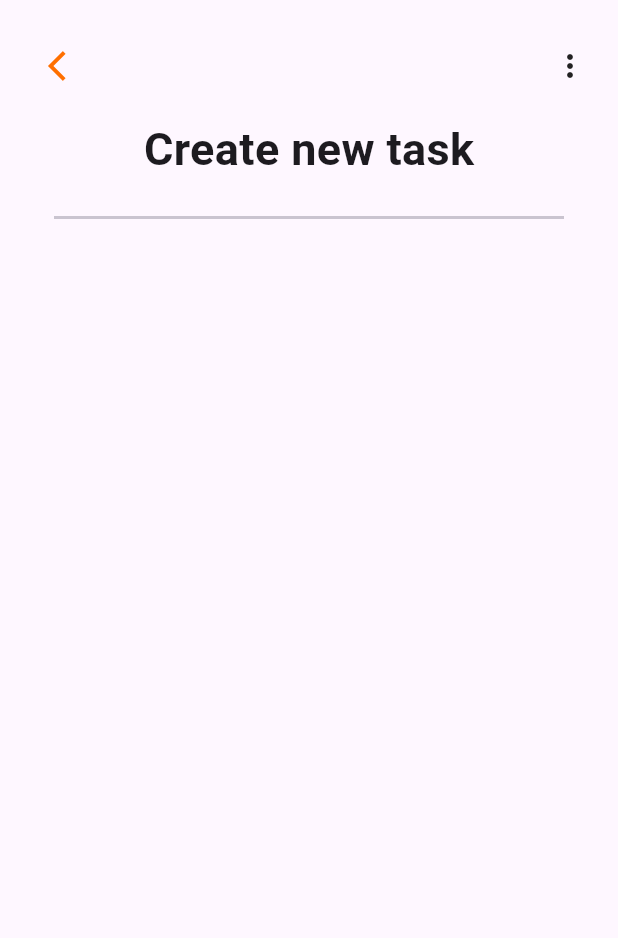
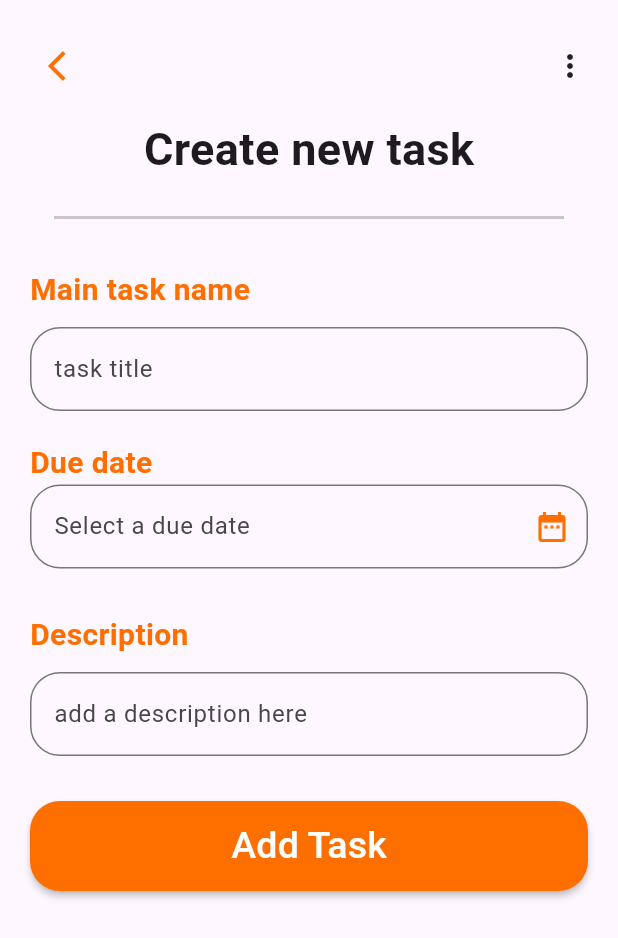
Before and after one commit to Yihun-Alemayehu/gdsc_study_session_g7, a Flutter app: the CreateTaskPage screen opened by its route, on a phone screen of 412 x 824 dp. Shown: the top 938 px of the screen. Run offline on Flutter 3.47's test engine with Material 3 defaults, Android fonts, the light colour scheme and no system bars; drawn by our look-alikes of flutter_form_builder; our stand-ins replace animated_text_kit, get, lottie, salomon_bottom_bar.

Commit message:
add task UI change by form_Builder

```diff
--- a/todo_ui/lib/Presentation/Screen/task_add.dart
+++ b/todo_ui/lib/Presentation/Screen/task_add.dart
@@ -1,14 +1,21 @@
 import 'package:flutter/material.dart';
+import 'package:flutter_form_builder/flutter_form_builder.dart';
+import 'package:intl/intl.dart';
 
 class CreateTaskPage extends StatelessWidget {
   CreateTaskPage({super.key});
 
-  final TextEditingController _controller =  TextEditingController();
+  final TextEditingController _titleController = TextEditingController();
+  final TextEditingController _dueDateController = TextEditingController();
+  final TextEditingController _descriptionController = TextEditingController();
 
   @override
   Widget build(BuildContext context) {
+    final _formKey = GlobalKey<FormBuilderState>();
+
     return Scaffold(
       body: SafeArea(
+        child: SingleChildScrollView(
           child: Container(
             margin: const EdgeInsets.all(20),
             child: Column(
@@ -52,135 +59,106 @@ class CreateTaskPage extends StatelessWidget {
                   height: 10,
                 ),
 
-              // //Task name title
-              // Text(
-              //   'Main task name',
-              //   style: TextStyle(
-              //     color: Colors.amber[900],
-              //     fontSize: 20,
-              //     fontWeight: FontWeight.w600,
-              //   ),
-              // ),
+                FormBuilder(
+                  key: _formKey,
+                  child: Column(
+                    crossAxisAlignment: CrossAxisAlignment.start,
+                    children: [
+                      Text(
+                        'Main task name',
+                        style: TextStyle(
+                          color: Colors.amber[900],
+                          fontSize: 20,
+                          fontWeight: FontWeight.w600,
+                        ),
+                      ),
+                      const SizedBox(
+                        height: 10,
+                      ),
+                      FormBuilderTextField(
+                        name: 'main task name',
+                        controller: _titleController,
+                        decoration: InputDecoration(
+                            hintText: 'task title',
+                            border: OutlineInputBorder(
+                              borderRadius: BorderRadius.circular(20),
+                            )),
+                      ),
+                      const SizedBox(
+                        height: 20,
+                      ),
+                      Text(
+                        'Due date',
+                        style: TextStyle(
+                          color: Colors.amber[900],
+                          fontSize: 20,
+                          fontWeight: FontWeight.w600,
+                        ),
+                      ),
+                      FormBuilderDateTimePicker(
+                        controller: _dueDateController,
+                        name: 'due date',
+                        decoration: InputDecoration(
+                            hintText: 'Select a due date',
+                            suffixIcon: Icon(
+                              Icons.date_range,
+                              color: Colors.amber[900],
+                            ),
+                            border: OutlineInputBorder(
+                              borderRadius: BorderRadius.circular(20),
+                            )),
+                        format: DateFormat.yMMMMd('en_US'),
+                      ),
+                      const SizedBox(
+                        height: 30,
+                      ),
 
-              // //Task name card
-              // Card(
-              //   shape: RoundedRectangleBorder(
-              //     borderRadius: BorderRadius.circular(20),
-              //   ),
-              //   margin: const EdgeInsets.all(16),
-              //   child:  Padding(
-              //     padding: const EdgeInsets.fromLTRB(20, 16, 110, 16),
-              //     child: TextField(
-              //       controller: _controller,
-
-              //     ),
-              //   ),
-              // ),
-              // const SizedBox(
-              //   height: 10,
-              // ),
-
-              // //Due date text
-              // Text(
-              //   'Due date',
-              //   style: TextStyle(
-              //     color: Colors.amber[900],
-              //     fontSize: 20,
-              //     fontWeight: FontWeight.w600,
-              //   ),
-              // ),
-
-              // //Due date Card
-              // Card(
-              //   shape: RoundedRectangleBorder(
-              //     borderRadius: BorderRadius.circular(15),
-              //   ),
-              //   margin: const EdgeInsets.all(16),
-              //   child: Padding(
-              //     padding: const EdgeInsets.all(16),
-              //     child: Row(
-              //       children: [
-              //         const Text(
-              //           'April 29, 2023 12:30 AM ',
-              //           style: TextStyle(
-              //             fontSize: 20,
-              //             fontWeight: FontWeight.bold,
-              //           ),
-              //         ),
-              //         Expanded(child: Container()),
-              //         Icon(
-              //           Icons.calendar_month,
-              //           color: Colors.amber[900],
-              //         )
-              //       ],
-              //     ),
-              //   ),
-              // ),
-
-              // const SizedBox(
-              //   height: 30,
-              // ),
-
-              // // Description text
-              // Text(
-              //   'Description',
-              //   style: TextStyle(
-              //     color: Colors.amber[900],
-              //     fontSize: 20,
-              //     fontWeight: FontWeight.w600,
-              //   ),
-              // ),
-
-              // // Description Card
-              // Card(
-              //   shape: RoundedRectangleBorder(
-              //     borderRadius: BorderRadius.circular(15),
-              //   ),
-              //   margin: const EdgeInsets.all(16),
-              //   child: const Padding(
-              //     padding: EdgeInsets.all(17),
-              //     child: Text(
-              //       'First I have to animate the logo and later prototyping my design. It\'s very important.',
-              //       style: TextStyle(
-              //         fontSize: 16,
-              //         fontWeight: FontWeight.bold,
-              //       ),
-              //     ),
-              //   ),
-              // ),
-
-              // const SizedBox(
-              //   height: 30,
-              // ),
-
-              // // Add task Button
-              // Center(
-              //   child: TextButton(
-              //     onPressed: () {
-              //       Navigator.of(context).pushNamed('/todolist');
-              //     },
-              //     child: Container(
-              //       decoration: BoxDecoration(
-              //           color: Colors.amber[900],
-              //           borderRadius: BorderRadius.circular(20)),
-              //       child: const Padding(
-              //         padding:
-              //             EdgeInsets.symmetric(vertical: 15, horizontal: 60),
-              //         child: Text(
-              //           'Add task',
-              //           style: TextStyle(
-              //             color: Colors.white,
-              //             fontSize: 25,
-              //             fontWeight: FontWeight.w500,
-              //           ),
-              //         ),
-              //       ),
-              //     ),
-              //   ),
-              // ),
-
-
+                      // Description text
+                      Text(
+                        'Description',
+                        style: TextStyle(
+                          color: Colors.amber[900],
+                          fontSize: 20,
+                          fontWeight: FontWeight.w600,
+                        ),
+                      ),
+                      const SizedBox(
+                        height: 10,
+                      ),
+                      FormBuilderTextField(
+                        controller: _descriptionController,
+                        name: 'add a description here',
+                        decoration: InputDecoration(
+                            hintText: 'add a description here',
+                            border: OutlineInputBorder(
+                              borderRadius: BorderRadius.circular(20),
+                            )),
+                      ),
+                      const SizedBox(
+                        height: 30,
+                      ),
+                      MaterialButton(
+                        shape: RoundedRectangleBorder(
+                          borderRadius: BorderRadius.circular(20),
+                        ),
+                        color: Colors.amber[900],
+                        minWidth: double.infinity,
+                        height: 60,
+                        onPressed: () {},
+                        child: const Text(
+                          'Add Task',
+                          style: TextStyle(
+                            color: Colors.white,
+                            fontSize: 25,
+                            fontWeight: FontWeight.w500,
+                          ),
+                        ),
+                      )
                     ],
+                  ),
+                )
+              ],
+            ),
           ),
         ),
       ),
--- a/todo_ui/lib/main.dart
+++ b/todo_ui/lib/main.dart
@@ -15,7 +15,7 @@ void main() {
         routes: {
           '/': (context) => const IntroPage(),
           '/todolist': (context) => TodoListPage(),
-          '/addtask': (context) => const CreateTaskPage(),
+          '/addtask': (context) => CreateTaskPage(),
           '/taskdetail': (context) => TaskDetailPage()
         },
         //home: const IntroPage(),
--- a/todo_ui/pubspec.yaml
+++ b/todo_ui/pubspec.yaml
@@ -35,6 +35,8 @@ dependencies:
   # Use with the CupertinoIcons class for iOS style icons.
   cupertino_icons: ^1.0.2
   provider: ^6.1.1
+  flutter_form_builder: ^9.1.1
+  intl: ^0.19.0
 
 dev_dependencies:
   flutter_test:
```
Also changed, not shown: todo_ui/pubspec.lock. Lines whose indentation alone changed are shown as unchanged.
